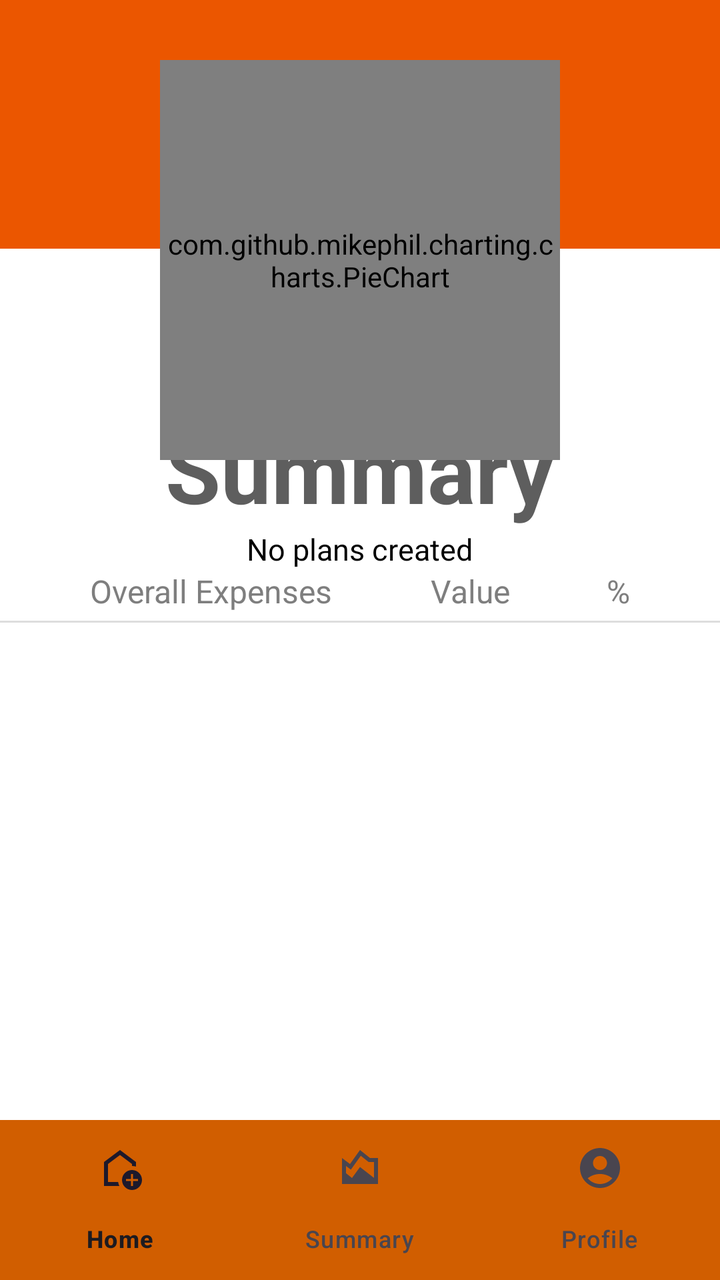
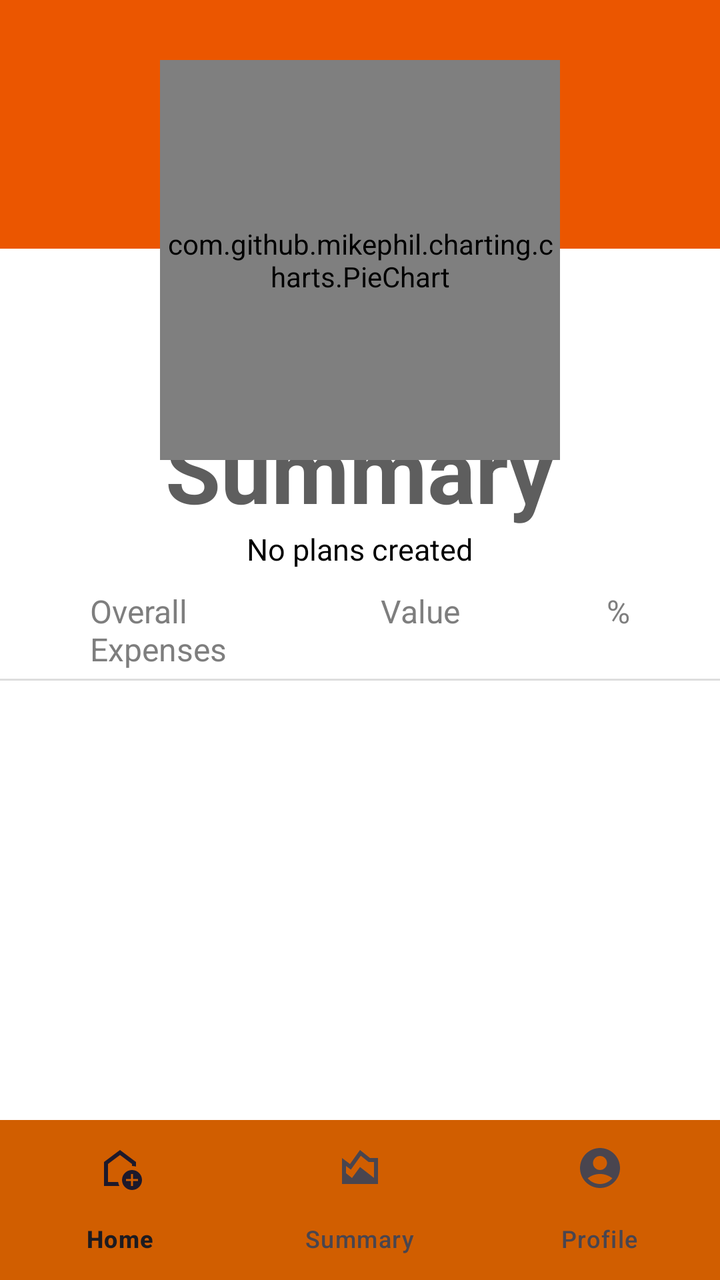

Two renders of the same Android screen: before a commit and after it. Below are the layout's source before the change and the commit's diff.
<!-- AndroidManifest.xml: application theme Theme.TripTab -->
<!-- res/layout/activity_summary.xml -->
<?xml version="1.0" encoding="utf-8"?>
<LinearLayout xmlns:android="http://schemas.android.com/apk/res/android"
    xmlns:app="http://schemas.android.com/apk/res-auto"
    android:orientation="vertical"
    android:layout_width="match_parent"
    android:layout_height="match_parent">

    <FrameLayout
        android:layout_width="match_parent"
        android:layout_height="0dp"
        android:layout_weight="4.5">

        
        <LinearLayout
            android:layout_width="match_parent"
            android:layout_height="match_parent"
            android:orientation="vertical">

            
            <FrameLayout
                android:layout_width="match_parent"
                android:layout_height="0dp"
                android:layout_weight="1"
                android:background="#EB5600" />

            <LinearLayout
                android:layout_width="match_parent"
                android:layout_height="0dp"
                android:layout_weight="3.5"
                android:background="@android:color/white"
                android:orientation="vertical"
                android:paddingTop="80dp">

                <TextView
                    android:layout_width="wrap_content"
                    android:layout_height="wrap_content"
                    android:layout_gravity="center"
                    android:text="Summary"
                    android:textColor="#5E5E5E"
                    android:textSize="45sp"
                    android:textStyle="bold" />

                <TextView
                    android:id="@+id/tvNoPlansForSummary"
                    android:layout_width="wrap_content"
                    android:layout_height="wrap_content"
                    android:layout_gravity="center"
                    android:text="No plans created"
                    android:textColor="@color/black"
                    android:textSize="15dp" />

                
                <LinearLayout
                    android:layout_width="match_parent"
                    android:layout_height="wrap_content"
                    android:orientation="horizontal"
                    android:paddingHorizontal="45dp"
                    android:paddingBottom="4dp">

                    <TextView
                        android:layout_width="0dp"
                        android:layout_height="wrap_content"
                        android:layout_weight="1"
                        android:text="Overall Expenses"
                        android:textColor="#7E7E7E"
                        android:textSize="16dp"/>

                    <TextView
                        android:layout_width="80dp"
                        android:layout_height="wrap_content"
                        android:text="Value"
                        android:gravity="center"
                        android:textColor="#7E7E7E"
                        android:textSize="16dp"/>

                    <TextView
                        android:layout_width="40dp"
                        android:layout_height="wrap_content"
                        android:text="%"
                        android:gravity="end"
                        android:textColor="#7E7E7E"
                        android:textSize="16dp"/>

                </LinearLayout>

                <View
                    android:layout_width="match_parent"
                    android:layout_height="1dp"
                    android:background="#DDDDDD"/>


                
                <LinearLayout
                    android:id="@+id/containerDynamicPlans"
                    android:layout_width="match_parent"
                    android:layout_height="wrap_content"
                    android:orientation="vertical"
                    android:layout_marginTop="8dp"/>

            </LinearLayout>

        </LinearLayout>

        

        <com.github.mikephil.charting.charts.PieChart
            android:id="@+id/summaryPieChart"
            android:layout_width="200dp"
            android:layout_height="200dp"
            android:layout_gravity="center_horizontal"
            android:layout_marginTop="30dp"/>

    </FrameLayout>

    
    <com.google.android.material.bottomnavigation.BottomNavigationView
        android:id="@+id/bottom_nav_summary"
        android:layout_width="match_parent"
        android:layout_height="wrap_content"
        android:background="#D15E00"
        app:menu="@menu/bottom_nav_menu" />


</LinearLayout>
<!-- resources referenced by this layout -->
<resources>
  <color name="black">#FF000000</color>
  <style name="Theme.TripTab" parent="Base.Theme.TripTab" />
  <style name="Base.Theme.TripTab" parent="Theme.Material3.DayNight.NoActionBar">
          
          
      </style>
</resources>

<!-- the commit's change to res/layout/activity_summary.xml (unified diff, before → after) -->
@@ -54,6 +54,7 @@
                     android:layout_width="match_parent"
                     android:layout_height="wrap_content"
                     android:orientation="horizontal"
+                    android:layout_marginTop="10dp"
                     android:paddingHorizontal="45dp"
                     android:paddingBottom="4dp">
 
@@ -68,6 +69,7 @@
                     <TextView
                         android:layout_width="80dp"
                         android:layout_height="wrap_content"
+                        android:layout_marginStart="55dp"
                         android:text="Value"
                         android:gravity="center"
                         android:textColor="#7E7E7E"
@@ -78,6 +80,7 @@
                         android:layout_height="wrap_content"
                         android:text="%"
                         android:gravity="end"
+                        android:layout_marginStart="25dp"
                         android:textColor="#7E7E7E"
                         android:textSize="16dp"/>
 
